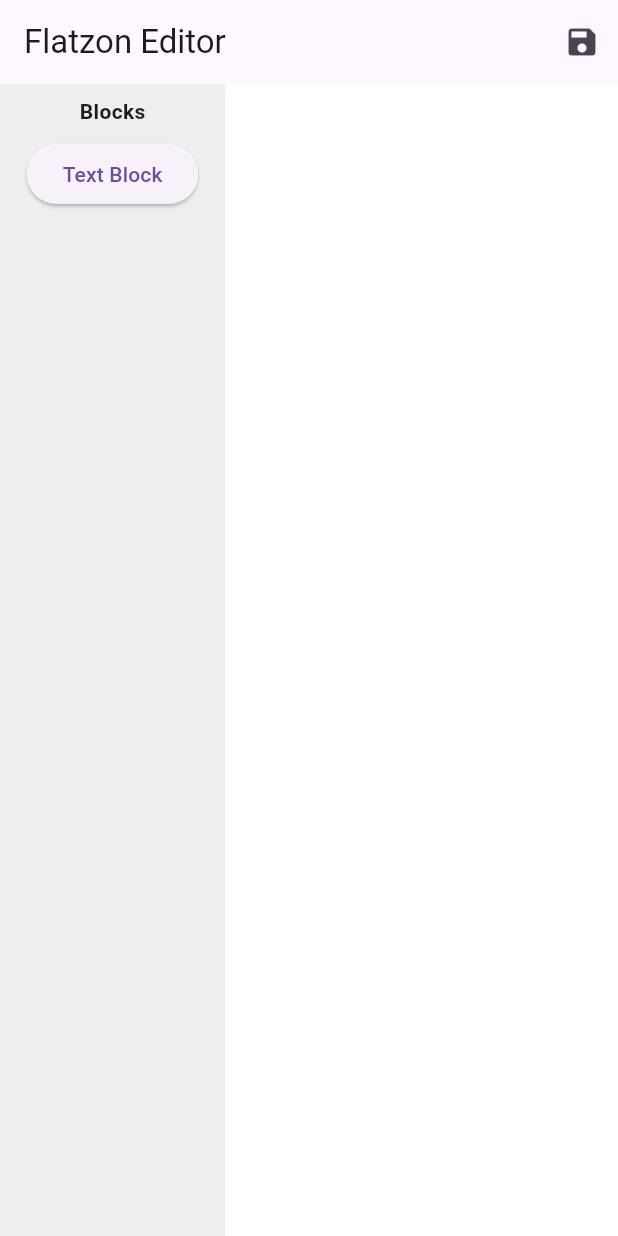
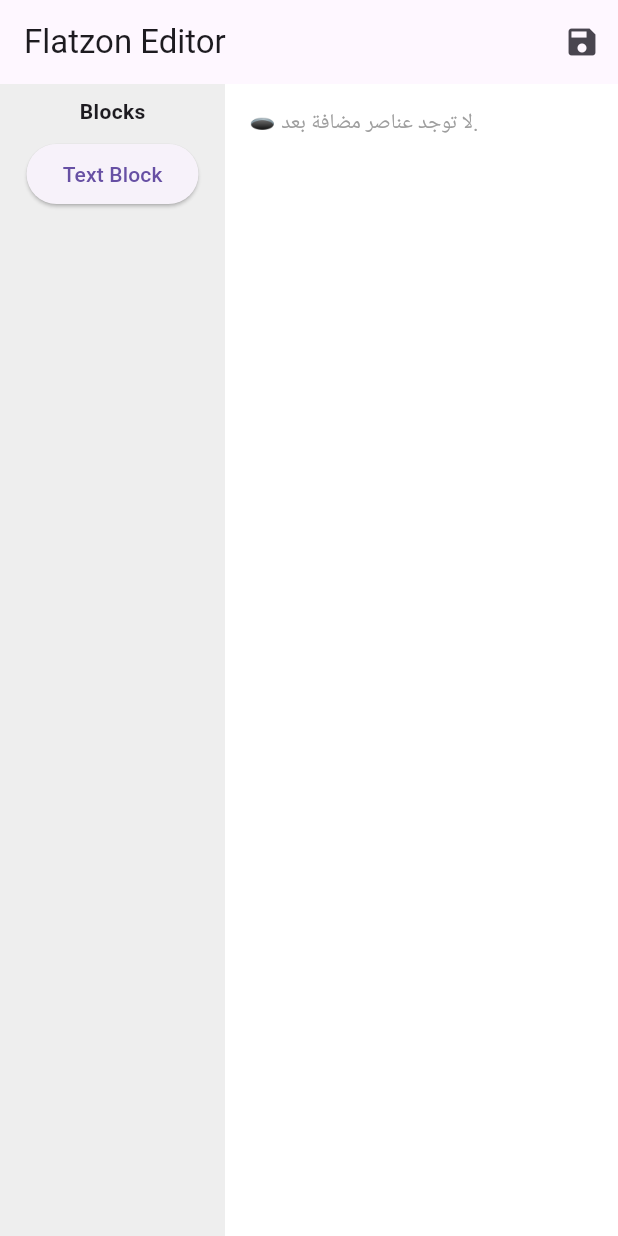
Before and after one commit to Trendawyno1/flatzon, a Flutter app: the screen it shows after launch, on a phone screen of 412 x 824 dp. Run offline on Flutter 3.47's test engine with Material 3 defaults, Android fonts, the phone set to English and light mode, and no system bars.

Commit message:
Update editor.dart

```diff
--- a/lib/editor.dart
+++ b/lib/editor.dart
@@ -69,8 +69,11 @@ class _EditorPageState extends State<EditorPage> {
               color: Colors.white,
               child: ListView(
                 padding: const EdgeInsets.all(16),
-                children: droppedBlocks,
+                children: droppedBlocks.isEmpty
+                    ? [const Text("🕳️ لا توجد عناصر مضافة بعد.", style: TextStyle(color: Colors.grey))]
+                    : droppedBlocks,
               ),
+
             ),
           ),
         ],
```
